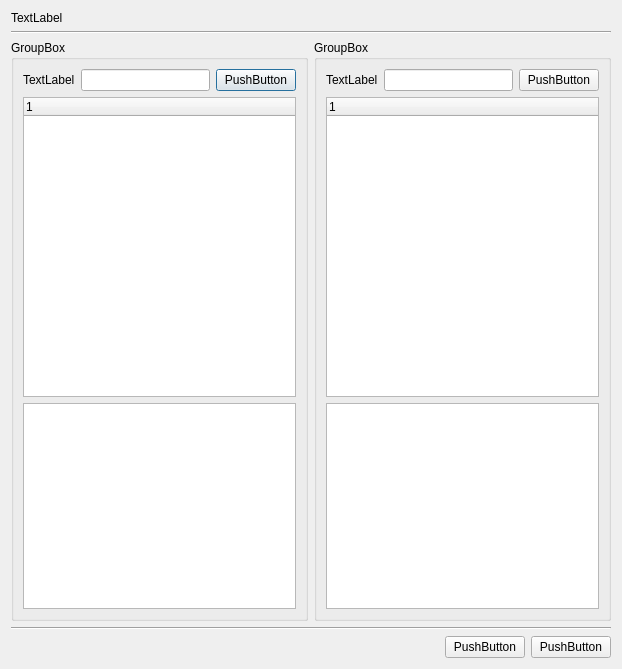
First picture: the form in BerEditor/ber_compare_dlg.ui, repository jykim74/BerEditor, before the edit.
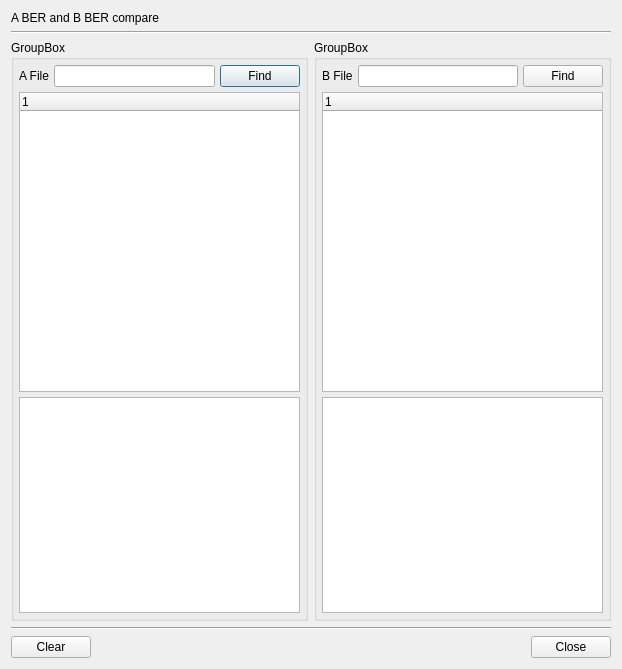
Second picture: the form after the edit.

What changed in the file:
```diff
--- a/BerEditor/ber_compare_dlg.ui
+++ b/BerEditor/ber_compare_dlg.ui
@@ -19,7 +19,7 @@
      <item row="0" column="0">
       <widget class="QLabel" name="label">
        <property name="text">
-        <string>TextLabel</string>
+        <string>A BER and B BER compare</string>
        </property>
       </widget>
      </item>
@@ -49,6 +49,21 @@
         <string>GroupBox</string>
        </property>
        <layout class="QVBoxLayout" name="verticalLayout_2">
+        <property name="spacing">
+         <number>5</number>
+        </property>
+        <property name="leftMargin">
+         <number>5</number>
+        </property>
+        <property name="topMargin">
+         <number>5</number>
+        </property>
+        <property name="rightMargin">
+         <number>5</number>
+        </property>
+        <property name="bottomMargin">
+         <number>5</number>
+        </property>
         <item>
          <layout class="QGridLayout" name="gridLayout_4">
           <property name="topMargin">
@@ -57,7 +72,7 @@
           <item row="0" column="0">
            <widget class="QLabel" name="label_2">
             <property name="text">
-             <string>TextLabel</string>
+             <string>A File</string>
             </property>
            </widget>
           </item>
@@ -67,7 +82,7 @@
           <item row="0" column="2">
            <widget class="QPushButton" name="pushButton_3">
             <property name="text">
-             <string>PushButton</string>
+             <string>Find</string>
             </property>
            </widget>
           </item>
@@ -107,6 +122,21 @@
         <string>GroupBox</string>
        </property>
        <layout class="QVBoxLayout" name="verticalLayout_3">
+        <property name="spacing">
+         <number>5</number>
+        </property>
+        <property name="leftMargin">
+         <number>5</number>
+        </property>
+        <property name="topMargin">
+         <number>5</number>
+        </property>
+        <property name="rightMargin">
+         <number>5</number>
+        </property>
+        <property name="bottomMargin">
+         <number>5</number>
+        </property>
         <item>
          <layout class="QGridLayout" name="gridLayout_5">
           <property name="topMargin">
@@ -115,7 +145,7 @@
           <item row="0" column="0">
            <widget class="QLabel" name="label_3">
             <property name="text">
-             <string>TextLabel</string>
+             <string>B File</string>
             </property>
            </widget>
           </item>
@@ -125,7 +155,7 @@
           <item row="0" column="2">
            <widget class="QPushButton" name="pushButton_4">
             <property name="text">
-             <string>PushButton</string>
+             <string>Find</string>
             </property>
            </widget>
           </item>
@@ -173,21 +203,7 @@
      <property name="topMargin">
       <number>0</number>
      </property>
-     <item row="0" column="2">
-      <widget class="QPushButton" name="pushButton_2">
-       <property name="text">
-        <string>PushButton</string>
-       </property>
-      </widget>
-     </item>
      <item row="0" column="1">
-      <widget class="QPushButton" name="pushButton">
-       <property name="text">
-        <string>PushButton</string>
-       </property>
-      </widget>
-     </item>
-     <item row="0" column="0">
       <spacer name="horizontalSpacer">
        <property name="orientation">
         <enum>Qt::Horizontal</enum>
@@ -200,6 +216,20 @@
        </property>
       </spacer>
      </item>
+     <item row="0" column="3">
+      <widget class="QPushButton" name="mCloseBtn">
+       <property name="text">
+        <string>Close</string>
+       </property>
+      </widget>
+     </item>
+     <item row="0" column="0">
+      <widget class="QPushButton" name="mClearBtn">
+       <property name="text">
+        <string>Clear</string>
+       </property>
+      </widget>
+     </item>
     </layout>
    </item>
   </layout>
```
Left out of the diff: 20 changed lines with no effect on the pictures.
